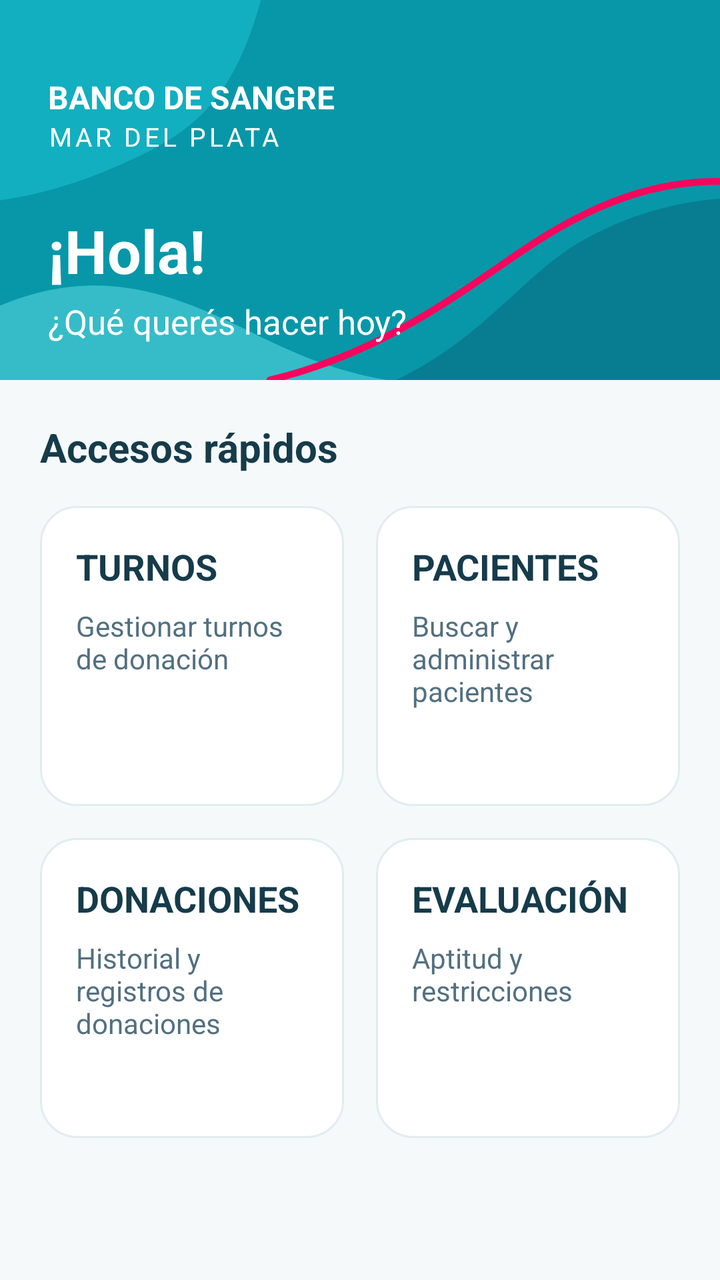
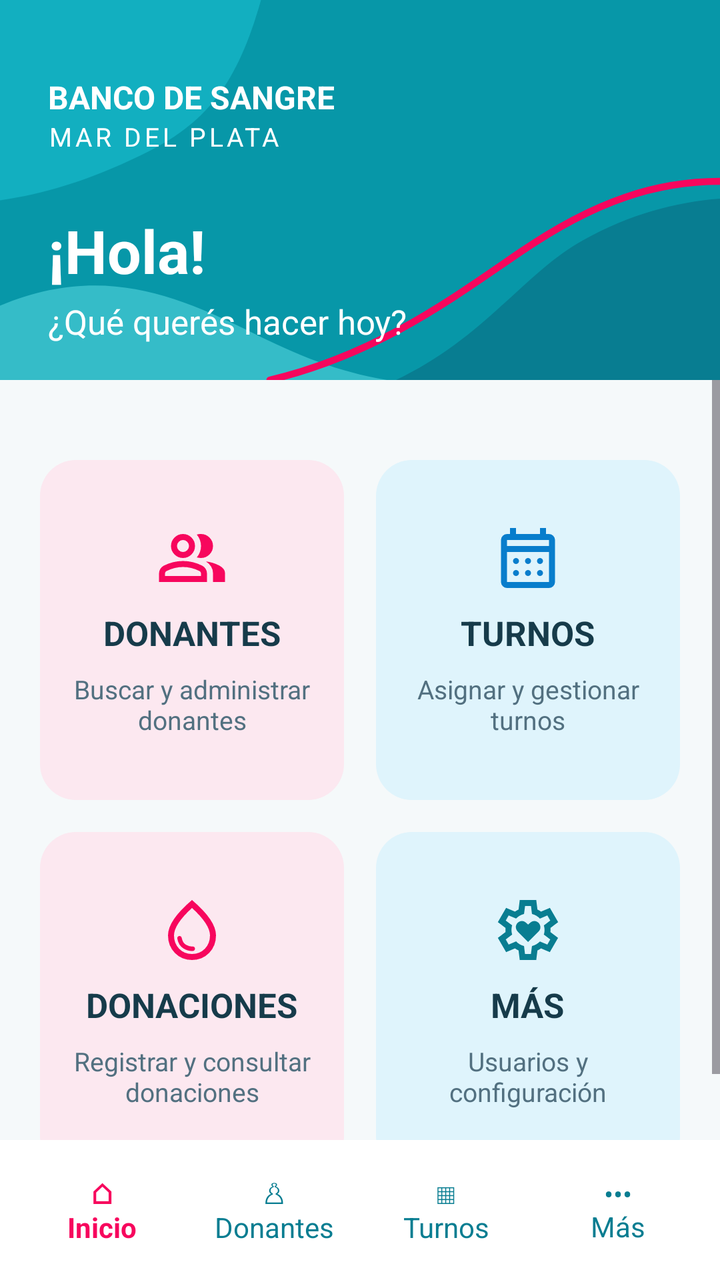

Screens rendered from an Android XML layout before and after an edit, with the pre-edit source and the edit as a unified diff.
<!-- AndroidManifest.xml: application theme Theme.BancoSangreMobile -->
<!-- res/layout/activity_home.xml -->
<?xml version="1.0" encoding="utf-8"?>
<androidx.constraintlayout.widget.ConstraintLayout
    xmlns:android="http://schemas.android.com/apk/res/android"
    xmlns:app="http://schemas.android.com/apk/res-auto"
    xmlns:tools="http://schemas.android.com/tools"
    android:id="@+id/main"
    android:layout_width="match_parent"
    android:layout_height="match_parent"
    android:background="#F5F9FA"
    tools:context=".view.HomeActivity">

    
    <LinearLayout
        android:id="@+id/header"
        android:layout_width="0dp"
        android:layout_height="190dp"
        android:orientation="vertical"
        android:gravity="center_vertical"
        android:paddingStart="24dp"
        android:paddingEnd="24dp"
        android:paddingTop="20dp"
        android:background="@drawable/bg_header_decorativo"
        app:layout_constraintTop_toTopOf="parent"
        app:layout_constraintStart_toStartOf="parent"
        app:layout_constraintEnd_toEndOf="parent">

        <TextView
            android:layout_width="wrap_content"
            android:layout_height="wrap_content"
            android:text="BANCO DE SANGRE"
            android:textColor="@android:color/white"
            android:textSize="16sp"
            android:textStyle="bold" />

        <TextView
            android:layout_width="wrap_content"
            android:layout_height="wrap_content"
            android:text="MAR DEL PLATA"
            android:textColor="@android:color/white"
            android:textSize="13sp"
            android:letterSpacing="0.12" />

        <TextView
            android:id="@+id/txtSaludo"
            android:layout_width="wrap_content"
            android:layout_height="wrap_content"
            android:layout_marginTop="28dp"
            android:text="¡Hola!"
            android:textColor="@android:color/white"
            android:textSize="30sp"
            android:textStyle="bold" />

        <TextView
            android:layout_width="wrap_content"
            android:layout_height="wrap_content"
            android:layout_marginTop="4dp"
            android:text="¿Qué querés hacer hoy?"
            android:textColor="@android:color/white"
            android:textSize="17sp" />

    </LinearLayout>

    
    <LinearLayout
        android:id="@+id/contenido"
        android:layout_width="0dp"
        android:layout_height="0dp"
        android:orientation="vertical"
        android:padding="20dp"
        app:layout_constraintTop_toBottomOf="@id/header"
        app:layout_constraintBottom_toBottomOf="parent"
        app:layout_constraintStart_toStartOf="parent"
        app:layout_constraintEnd_toEndOf="parent">

        <TextView
            android:layout_width="wrap_content"
            android:layout_height="wrap_content"
            android:text="Accesos rápidos"
            android:textSize="20sp"
            android:textStyle="bold"
            android:textColor="#163B4A" />

        
        <LinearLayout
            android:layout_width="match_parent"
            android:layout_height="150dp"
            android:layout_marginTop="16dp"
            android:orientation="horizontal"
            android:weightSum="2">

            
            <LinearLayout
                android:id="@+id/cardTurnos"
                android:layout_width="0dp"
                android:layout_height="match_parent"
                android:layout_weight="1"
                android:layout_marginEnd="8dp"
                android:background="@drawable/bg_home_card"
                android:clickable="true"
                android:focusable="true"
                android:orientation="vertical"
                android:padding="18dp">

                <TextView
                    android:layout_width="wrap_content"
                    android:layout_height="wrap_content"
                    android:text="TURNOS"
                    android:textColor="#163B4A"
                    android:textSize="18sp"
                    android:textStyle="bold" />

                <TextView
                    android:layout_width="wrap_content"
                    android:layout_height="wrap_content"
                    android:layout_marginTop="8dp"
                    android:text="Gestionar turnos de donación"
                    android:textColor="#527080"
                    android:textSize="14sp" />

            </LinearLayout>

            
            <LinearLayout
                android:id="@+id/cardPacientes"
                android:layout_width="0dp"
                android:layout_height="match_parent"
                android:layout_weight="1"
                android:layout_marginStart="8dp"
                android:background="@drawable/bg_home_card"
                android:clickable="true"
                android:focusable="true"
                android:orientation="vertical"
                android:padding="18dp">

                <TextView
                    android:layout_width="wrap_content"
                    android:layout_height="wrap_content"
                    android:text="PACIENTES"
                    android:textColor="#163B4A"
                    android:textSize="18sp"
                    android:textStyle="bold" />

                <TextView
                    android:layout_width="wrap_content"
                    android:layout_height="wrap_content"
                    android:layout_marginTop="8dp"
                    android:text="Buscar y administrar pacientes"
                    android:textColor="#527080"
                    android:textSize="14sp" />

            </LinearLayout>

        </LinearLayout>


        
        <LinearLayout
            android:layout_width="match_parent"
            android:layout_height="150dp"
            android:layout_marginTop="16dp"
            android:orientation="horizontal"
            android:weightSum="2">

            
            <LinearLayout
                android:id="@+id/cardDonaciones"
                android:layout_width="0dp"
                android:layout_height="match_parent"
                android:layout_weight="1"
                android:layout_marginEnd="8dp"
                android:background="@drawable/bg_home_card"
                android:clickable="true"
                android:focusable="true"
                android:orientation="vertical"
                android:padding="18dp">

                <TextView
                    android:layout_width="wrap_content"
                    android:layout_height="wrap_content"
                    android:text="DONACIONES"
                    android:textColor="#163B4A"
                    android:textSize="18sp"
                    android:textStyle="bold" />

                <TextView
                    android:layout_width="wrap_content"
                    android:layout_height="wrap_content"
                    android:layout_marginTop="8dp"
                    android:text="Historial y registros de donaciones"
                    android:textColor="#527080"
                    android:textSize="14sp" />

            </LinearLayout>

            
            <LinearLayout
                android:id="@+id/cardEvaluacion"
                android:layout_width="0dp"
                android:layout_height="match_parent"
                android:layout_weight="1"
                android:layout_marginStart="8dp"
                android:background="@drawable/bg_home_card"
                android:clickable="true"
                android:focusable="true"
                android:orientation="vertical"
                android:padding="18dp">

                <TextView
                    android:layout_width="wrap_content"
                    android:layout_height="wrap_content"
                    android:text="EVALUACIÓN"
                    android:textColor="#163B4A"
                    android:textSize="18sp"
                    android:textStyle="bold" />

                <TextView
                    android:layout_width="wrap_content"
                    android:layout_height="wrap_content"
                    android:layout_marginTop="8dp"
                    android:text="Aptitud y restricciones"
                    android:textColor="#527080"
                    android:textSize="14sp" />

            </LinearLayout>

        </LinearLayout>

    </LinearLayout>

</androidx.constraintlayout.widget.ConstraintLayout>
<!-- resources referenced by this layout -->
<resources>
  <!-- drawable bg_home_card (drawable) -->
  <?xml version="1.0" encoding="utf-8"?>
  <shape xmlns:android="http://schemas.android.com/apk/res/android"
      android:shape="rectangle">
  
      <solid android:color="#FFFFFF" />
  
      <corners android:radius="18dp" />
  
      <stroke
          android:width="1dp"
          android:color="#E2ECEF" />
  
  </shape>
  <!-- unchanged entries left out for length: 3 -->
</resources>

<!-- the commit's change to res/layout/activity_home.xml (unified diff, before → after) -->
@@ -14,12 +14,12 @@
         android:id="@+id/header"
         android:layout_width="0dp"
         android:layout_height="190dp"
+        android:background="@drawable/bg_header_decorativo"
+        android:gravity="center_vertical"
         android:orientation="vertical"
-        android:gravity="center_vertical"
         android:paddingStart="24dp"
+        android:paddingTop="20dp"
         android:paddingEnd="24dp"
-        android:paddingTop="20dp"
-        android:background="@drawable/bg_header_decorativo"
         app:layout_constraintTop_toTopOf="parent"
         app:layout_constraintStart_toStartOf="parent"
         app:layout_constraintEnd_toEndOf="parent">
@@ -28,17 +28,17 @@
             android:layout_width="wrap_content"
             android:layout_height="wrap_content"
             android:text="BANCO DE SANGRE"
-            android:textColor="@android:color/white"
+            android:textColor="#FFFFFF"
             android:textSize="16sp"
             android:textStyle="bold" />
 
         <TextView
             android:layout_width="wrap_content"
             android:layout_height="wrap_content"
+            android:letterSpacing="0.12"
             android:text="MAR DEL PLATA"
-            android:textColor="@android:color/white"
-            android:textSize="13sp"
-            android:letterSpacing="0.12" />
+            android:textColor="#FFFFFF"
+            android:textSize="13sp" />
 
         <TextView
             android:id="@+id/txtSaludo"
@@ -46,7 +46,7 @@
             android:layout_height="wrap_content"
             android:layout_marginTop="28dp"
             android:text="¡Hola!"
-            android:textColor="@android:color/white"
+            android:textColor="#FFFFFF"
             android:textSize="30sp"
             android:textStyle="bold" />
 
@@ -55,176 +55,284 @@
             android:layout_height="wrap_content"
             android:layout_marginTop="4dp"
             android:text="¿Qué querés hacer hoy?"
-            android:textColor="@android:color/white"
+            android:textColor="#FFFFFF"
             android:textSize="17sp" />
 
     </LinearLayout>
 
     
     <LinearLayout
-        android:id="@+id/contenido"
+        android:id="@+id/barraNavegacion"
         android:layout_width="0dp"
-        android:layout_height="0dp"
-        android:orientation="vertical"
-        android:padding="20dp"
-        app:layout_constraintTop_toBottomOf="@id/header"
+        android:layout_height="70dp"
+        android:background="#FFFFFF"
+        android:gravity="center"
+        android:orientation="horizontal"
+        android:paddingStart="8dp"
+        android:paddingEnd="8dp"
         app:layout_constraintBottom_toBottomOf="parent"
         app:layout_constraintStart_toStartOf="parent"
         app:layout_constraintEnd_toEndOf="parent">
 
         <TextView
-            android:layout_width="wrap_content"
-            android:layout_height="wrap_content"
-            android:text="Accesos rápidos"
-            android:textSize="20sp"
-            android:textStyle="bold"
-            android:textColor="#163B4A" />
-
-        
+            android:id="@+id/navInicio"
+            android:layout_width="0dp"
+            android:layout_height="match_parent"
+            android:layout_weight="1"
+            android:clickable="true"
+            android:focusable="true"
+            android:gravity="center"
+            android:text="⌂&#10;Inicio"
+            android:textColor="#F7065D"
+            android:textSize="14sp"
+            android:textStyle="bold" />
+
+        <TextView
+            android:id="@+id/navDonantes"
+            android:layout_width="0dp"
+            android:layout_height="match_parent"
+            android:layout_weight="1"
+            android:clickable="true"
+            android:focusable="true"
+            android:gravity="center"
+            android:text="♙&#10;Donantes"
+            android:textColor="#087D91"
+            android:textSize="14sp" />
+
+        <TextView
+            android:id="@+id/navTurnos"
+            android:layout_width="0dp"
+            android:layout_height="match_parent"
+            android:layout_weight="1"
+            android:clickable="true"
+            android:focusable="true"
+            android:gravity="center"
+            android:text="▦&#10;Turnos"
+            android:textColor="#087D91"
+            android:textSize="14sp" />
+
+        <TextView
+            android:id="@+id/navMas"
+            android:layout_width="0dp"
+            android:layout_height="match_parent"
+            android:layout_weight="1"
+            android:clickable="true"
+            android:focusable="true"
+            android:gravity="center"
+            android:text="•••&#10;Más"
+            android:textColor="#087D91"
+            android:textSize="14sp" />
+
+    </LinearLayout>
+
+    
+    <ScrollView
+        android:layout_width="0dp"
+        android:layout_height="0dp"
+        android:fillViewport="true"
+        android:clipToPadding="false"
+        app:layout_constraintTop_toBottomOf="@id/header"
+        app:layout_constraintBottom_toTopOf="@id/barraNavegacion"
+        app:layout_constraintStart_toStartOf="parent"
+        app:layout_constraintEnd_toEndOf="parent">
+
         <LinearLayout
+            android:id="@+id/contenido"
             android:layout_width="match_parent"
-            android:layout_height="150dp"
-            android:layout_marginTop="16dp"
-            android:orientation="horizontal"
-            android:weightSum="2">
+            android:layout_height="wrap_content"
+            android:orientation="vertical"
+            android:padding="20dp">
 
             
             <LinearLayout
-                android:id="@+id/cardTurnos"
-                android:layout_width="0dp"
-                android:layout_height="match_parent"
-                android:layout_weight="1"
-                android:layout_marginEnd="8dp"
-                android:background="@drawable/bg_home_card"
-                android:clickable="true"
-                android:focusable="true"
-                android:orientation="vertical"
-                android:padding="18dp">
-
-                <TextView
-                    android:layout_width="wrap_content"
-                    android:layout_height="wrap_content"
-                    android:text="TURNOS"
-                    android:textColor="#163B4A"
-                    android:textSize="18sp"
-                    android:textStyle="bold" />
-
-                <TextView
-                    android:layout_width="wrap_content"
-                    android:layout_height="wrap_content"
-                    android:layout_marginTop="8dp"
-                    android:text="Gestionar turnos de donación"
-                    android:textColor="#527080"
-                    android:textSize="14sp" />
-
+                android:layout_width="match_parent"
+                android:layout_height="170dp"
+                android:layout_marginTop="20dp"
+                android:orientation="horizontal">
+
+                
+                <LinearLayout
+                    android:id="@+id/cardDonantes"
+                    android:layout_width="0dp"
+                    android:layout_height="match_parent"
+                    android:layout_weight="1"
+                    android:layout_marginEnd="8dp"
+                    android:background="@drawable/bg_card_rosa"
+                    android:clickable="true"
+                    android:focusable="true"
+                    android:gravity="center"
+                    android:orientation="vertical"
+                    android:padding="12dp">
+
+
+                    <ImageView
+                        android:layout_width="36dp"
+                        android:layout_height="36dp"
+                        android:src="@drawable/ic_donantes"
+                        app:tint="#F7065D"
+                        android:contentDescription="Donantes" />
+
+
+                    <TextView
+                        android:layout_width="wrap_content"
+                        android:layout_height="wrap_content"
+                        android:layout_marginTop="8dp"
+                        android:text="DONANTES"
+                        android:textColor="#163B4A"
+                        android:textSize="17sp"
+                        android:textStyle="bold" />
+
+                    <TextView
+                        android:layout_width="match_parent"
+                        android:layout_height="wrap_content"
+                        android:layout_marginTop="8dp"
+                        android:gravity="center"
+                        android:text="Buscar y administrar donantes"
+                        android:textColor="#527080"
+                        android:textSize="13sp" />
+
+                </LinearLayout>
+
+                
+                <LinearLayout
+                    android:id="@+id/cardTurnos"
+                    android:layout_width="0dp"
+                    android:layout_height="match_parent"
+                    android:layout_weight="1"
+                    android:layout_marginStart="8dp"
+                    android:background="@drawable/bg_card_celeste"
+                    android:clickable="true"
+                    android:focusable="true"
+                    android:gravity="center"
+                    android:orientation="vertical"
+                    android:padding="12dp">
+
+
+
+                    <ImageView
+                        android:layout_width="36dp"
+                        android:layout_height="36dp"
+                        android:src="@drawable/ic_turnos"
+                        app:tint="#087DCC"
+                        android:contentDescription="Turnos" />
+
+
+                    <TextView
+                        android:layout_width="wrap_content"
+                        android:layout_height="wrap_content"
+                        android:layout_marginTop="8dp"
+                        android:text="TURNOS"
+                        android:textColor="#163B4A"
+                        android:textSize="17sp"
+                        android:textStyle="bold" />
+
+                    <TextView
+                        android:layout_width="match_parent"
+                        android:layout_height="wrap_content"
+                        android:layout_marginTop="8dp"
+                        android:gravity="center"
+                        android:text="Asignar y gestionar turnos"
+                        android:textColor="#527080"
+                        android:textSize="13sp" />
+
+                </LinearLayout>
             </LinearLayout>
 
             
             <LinearLayout
-                android:id="@+id/cardPacientes"
-                android:layout_width="0dp"
-                android:layout_height="match_parent"
-                android:layout_weight="1"
-                android:layout_marginStart="8dp"
-                android:background="@drawable/bg_home_card"
-                android:clickable="true"
-                android:focusable="true"
-                android:orientation="vertical"
-                android:padding="18dp">
-
-                <TextView
-                    android:layout_width="wrap_content"
-                    android:layout_height="wrap_content"
-                    android:text="PACIENTES"
-                    android:textColor="#163B4A"
-                    android:textSize="18sp"
-                    android:textStyle="bold" />
-
-                <TextView
-                    android:layout_width="wrap_content"
-                    android:layout_height="wrap_content"
-                    android:layout_marginTop="8dp"
-                    android:text="Buscar y administrar pacientes"
-                    android:textColor="#527080"
-                    android:textSize="14sp" />
-
+                android:layout_width="match_parent"
+                android:layout_height="170dp"
+                android:layout_marginTop="16dp"
+                android:orientation="horizontal">
+
+                
+                <LinearLayout
+                    android:id="@+id/cardDonaciones"
+                    android:layout_width="0dp"
+                    android:layout_height="match_parent"
+                    android:layout_weight="1"
+                    android:layout_marginEnd="8dp"
+                    android:background="@drawable/bg_card_rosa"
+                    android:clickable="true"
+                    android:focusable="true"
+                    android:gravity="center"
+                    android:orientation="vertical"
+                    android:padding="12dp">
+
+
+                    <ImageView
+                        android:layout_width="36dp"
+                        android:layout_height="36dp"
+                        android:src="@drawable/ic_donaciones"
+                        app:tint="#F7065D"
+                        android:contentDescription="Donaciones" />
+
+
+                    <TextView
+                        android:layout_width="wrap_content"
+                        android:layout_height="wrap_content"
+                        android:layout_marginTop="8dp"
+                        android:text="DONACIONES"
+                        android:textColor="#163B4A"
+                        android:textSize="17sp"
+                        android:textStyle="bold" />
+
+                    <TextView
+                        android:layout_width="match_parent"
+                        android:layout_height="wrap_content"
+                        android:layout_marginTop="8dp"
+                        android:gravity="center"
+                        android:text="Registrar y consultar donaciones"
+                        android:textColor="#527080"
+                        android:textSize="13sp" />
+
+                </LinearLayout>
+
+                
+                <LinearLayout
+                    android:id="@+id/cardMas"
+                    android:layout_width="0dp"
+                    android:layout_height="match_parent"
+                    android:layout_weight="1"
+                    android:layout_marginStart="8dp"
+                    android:background="@drawable/bg_card_celeste"
+                    android:clickable="true"
+                    android:focusable="true"
+                    android:gravity="center"
+                    android:orientation="vertical"
+                    android:padding="12dp">
+
+
+                    <ImageView
+                        android:layout_width="36dp"
+                        android:layout_height="36dp"
+                        android:src="@drawable/ic_mas"
+                        app:tint="#087D91"
+                        android:contentDescription="Más" />
+
+
+                    <TextView
+                        android:layout_width="wrap_content"
+                        android:layout_height="wrap_content"
+                        android:layout_marginTop="8dp"
+                        android:text="MÁS"
+                        android:textColor="#163B4A"
+                        android:textSize="17sp"
+                        android:textStyle="bold" />
+
+                    <TextView
+                        android:layout_width="match_parent"
+                        android:layout_height="wrap_content"
+                        android:layout_marginTop="8dp"
+                        android:gravity="center"
+                        android:text="Usuarios y configuración"
+                        android:textColor="#527080"
+                        android:textSize="13sp" />
+
+                </LinearLayout>
             </LinearLayout>
 
         </LinearLayout>
-
-
-        
-        <LinearLayout
-            android:layout_width="match_parent"
-            android:layout_height="150dp"
-            android:layout_marginTop="16dp"
-            android:orientation="horizontal"
-            android:weightSum="2">
-
-            
-            <LinearLayout
-                android:id="@+id/cardDonaciones"
-                android:layout_width="0dp"
-                android:layout_height="match_parent"
-                android:layout_weight="1"
-                android:layout_marginEnd="8dp"
-                android:background="@drawable/bg_home_card"
-                android:clickable="true"
-                android:focusable="true"
-                android:orientation="vertical"
-                android:padding="18dp">
-
-                <TextView
-                    android:layout_width="wrap_content"
-                    android:layout_height="wrap_content"
-                    android:text="DONACIONES"
-                    android:textColor="#163B4A"
-                    android:textSize="18sp"
-                    android:textStyle="bold" />
-
-                <TextView
-                    android:layout_width="wrap_content"
-                    android:layout_height="wrap_content"
-                    android:layout_marginTop="8dp"
-                    android:text="Historial y registros de donaciones"
-                    android:textColor="#527080"
-                    android:textSize="14sp" />
-
-            </LinearLayout>
-
-            
-            <LinearLayout
-                android:id="@+id/cardEvaluacion"
-                android:layout_width="0dp"
-                android:layout_height="match_parent"
-                android:layout_weight="1"
-                android:layout_marginStart="8dp"
-                android:background="@drawable/bg_home_card"
-                android:clickable="true"
-                android:focusable="true"
-                android:orientation="vertical"
-                android:padding="18dp">
-
-                <TextView
-                    android:layout_width="wrap_content"
-                    android:layout_height="wrap_content"
-                    android:text="EVALUACIÓN"
-                    android:textColor="#163B4A"
-                    android:textSize="18sp"
-                    android:textStyle="bold" />
-
-                <TextView
-                    android:layout_width="wrap_content"
-                    android:layout_height="wrap_content"
-                    android:layout_marginTop="8dp"
-                    android:text="Aptitud y restricciones"
-                    android:textColor="#527080"
-                    android:textSize="14sp" />
-
-            </LinearLayout>
-
-        </LinearLayout>
-
-    </LinearLayout>
+    </ScrollView>
 
 </androidx.constraintlayout.widget.ConstraintLayout>
<!-- resource entries referenced after the edit -->
@@ -1,19 +1,49 @@
 <!-- resources referenced by this layout -->
 <resources>
-  <!-- drawable bg_home_card (drawable) -->
+  <!-- drawable bg_card_celeste (drawable) -->
   <?xml version="1.0" encoding="utf-8"?>
   <shape xmlns:android="http://schemas.android.com/apk/res/android"
       android:shape="rectangle">
   
-      <solid android:color="#FFFFFF" />
+      <solid android:color="#DFF4FC" />
   
       <corners android:radius="18dp" />
   
-      <stroke
-          android:width="1dp"
-          android:color="#E2ECEF" />
+  </shape>
+  <!-- drawable bg_card_rosa (drawable) -->
+  <?xml version="1.0" encoding="utf-8"?>
+  <shape xmlns:android="http://schemas.android.com/apk/res/android"
+      android:shape="rectangle">
+  
+      <solid android:color="#FCE8F0" />
+  
+      <corners android:radius="18dp" />
   
   </shape>
+  <!-- drawable ic_donaciones (drawable) -->
+  <vector xmlns:android="http://schemas.android.com/apk/res/android" android:height="36dp" android:viewportHeight="960" android:viewportWidth="960" android:width="36dp">
+        
+      <path android:fillColor="#e3e3e3" android:pathData="M491,760q12,-1 20.5,-9.5T520,730q0,-14 -9,-22.5t-23,-7.5q-41,3 -87,-22.5T343,585q-2,-11 -10.5,-18t-19.5,-7q-14,0 -23,10.5t-6,24.5q17,91 80,130t127,35ZM251.5,786Q160,692 160,552q0,-100 79.5,-217.5T480,80q161,137 240.5,254.5T800,552q0,140 -91.5,234T480,880q-137,0 -228.5,-94ZM652,729.5Q720,659 720,552q0,-73 -60.5,-165T480,186Q361,295 300.5,387T240,552q0,107 68,177.5T480,800q104,0 172,-70.5ZM480,480Z"/>
+      
+  </vector>
+  <!-- drawable ic_donantes (drawable) -->
+  <vector xmlns:android="http://schemas.android.com/apk/res/android" android:height="36dp" android:viewportHeight="960" android:viewportWidth="960" android:width="36dp">
+        
+      <path android:fillColor="#e3e3e3" android:pathData="M40,800v-112q0,-34 17.5,-62.5T104,582q62,-31 126,-46.5T360,520q66,0 130,15.5T616,582q29,15 46.5,43.5T680,688v112L40,800ZM760,800v-120q0,-44 -24.5,-84.5T666,526q51,6 96,20.5t84,35.5q36,20 55,44.5t19,53.5v120L760,800ZM247,433q-47,-47 -47,-113t47,-113q47,-47 113,-47t113,47q47,47 47,113t-47,113q-47,47 -113,47t-113,-47ZM713,433q-47,47 -113,47 -11,0 -28,-2.5t-28,-5.5q27,-32 41.5,-71t14.5,-81q0,-42 -14.5,-81T544,168q14,-5 28,-6.5t28,-1.5q66,0 113,47t47,113q0,66 -47,113ZM120,720h480v-32q0,-11 -5.5,-20T580,654q-54,-27 -109,-40.5T360,600q-56,0 -111,13.5T140,654q-9,5 -14.5,14t-5.5,20v32ZM416.5,376.5Q440,353 440,320t-23.5,-56.5Q393,240 360,240t-56.5,23.5Q280,287 280,320t23.5,56.5Q327,400 360,400t56.5,-23.5ZM360,720ZM360,320Z"/>
+      
+  </vector>
+  <!-- drawable ic_mas (drawable) -->
+  <vector xmlns:android="http://schemas.android.com/apk/res/android" android:height="36dp" android:viewportHeight="960" android:viewportWidth="960" android:width="36dp">
+        
+      <path android:fillColor="#e3e3e3" android:pathData="m482,640 l140,-140q17,-17 22,-41.5t-5,-47.5q-10,-23 -30,-37t-45,-14q-25,0 -45,15.5T482,408q-18,-17 -37.5,-32.5T400,360q-25,0 -45.5,13.5T324,410q-10,23 -4.5,47.5T342,500l140,140ZM370,880l-16,-128q-13,-5 -24.5,-12T307,725l-119,50L78,585l103,-78q-1,-7 -1,-13.5v-27q0,-6.5 1,-13.5L78,375l110,-190 119,50q11,-8 23,-15t24,-12l16,-128h220l16,128q13,5 24.5,12t22.5,15l119,-50 110,190 -103,78q1,7 1,13.5v27q0,6.5 -2,13.5l103,78 -110,190 -118,-50q-11,8 -23,15t-24,12L590,880L370,880ZM440,800h79l14,-106q31,-8 57.5,-23.5T639,633l99,41 39,-68 -86,-65q5,-14 7,-29.5t2,-31.5q0,-16 -2,-31.5t-7,-29.5l86,-65 -39,-68 -99,42q-22,-23 -48.5,-38.5T533,266l-13,-106h-79l-14,106q-31,8 -57.5,23.5T321,327l-99,-41 -39,68 86,64q-5,15 -7,30t-2,32q0,16 2,31t7,30l-86,65 39,68 99,-42q22,23 48.5,38.5T427,694l13,106ZM480,480Z"/>
+      
+  </vector>
+  <!-- drawable ic_turnos (drawable) -->
+  <vector xmlns:android="http://schemas.android.com/apk/res/android" android:height="36dp" android:viewportHeight="960" android:viewportWidth="960" android:width="36dp">
+        
+      <path android:fillColor="#e3e3e3" android:pathData="M200,880q-33,0 -56.5,-23.5T120,800v-560q0,-33 23.5,-56.5T200,160h40v-80h80v80h320v-80h80v80h40q33,0 56.5,23.5T840,240v560q0,33 -23.5,56.5T760,880L200,880ZM200,800h560v-400L200,400v400ZM200,320h560v-80L200,240v80ZM200,320v-80,80ZM480,560q-17,0 -28.5,-11.5T440,520q0,-17 11.5,-28.5T480,480q17,0 28.5,11.5T520,520q0,17 -11.5,28.5T480,560ZM291.5,548.5Q280,537 280,520t11.5,-28.5Q303,480 320,480t28.5,11.5Q360,503 360,520t-11.5,28.5Q337,560 320,560t-28.5,-11.5ZM640,560q-17,0 -28.5,-11.5T600,520q0,-17 11.5,-28.5T640,480q17,0 28.5,11.5T680,520q0,17 -11.5,28.5T640,560ZM480,720q-17,0 -28.5,-11.5T440,680q0,-17 11.5,-28.5T480,640q17,0 28.5,11.5T520,680q0,17 -11.5,28.5T480,720ZM291.5,708.5Q280,697 280,680t11.5,-28.5Q303,640 320,640t28.5,11.5Q360,663 360,680t-11.5,28.5Q337,720 320,720t-28.5,-11.5ZM640,720q-17,0 -28.5,-11.5T600,680q0,-17 11.5,-28.5T640,640q17,0 28.5,11.5T680,680q0,17 -11.5,28.5T640,720Z"/>
+      
+  </vector>
   <!-- unchanged entries left out for length: 3 -->
 </resources>
 
